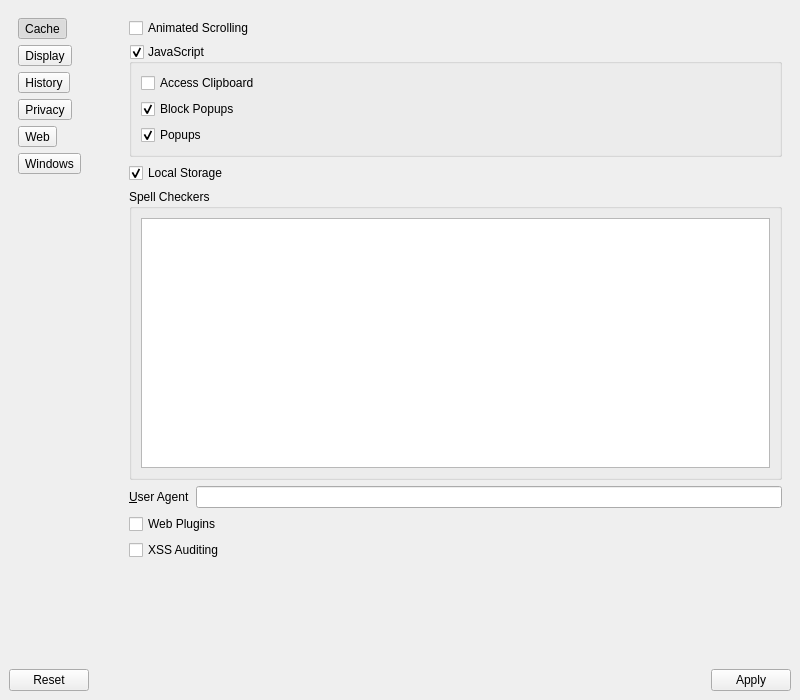
This is 2.x/UI/dooble_settings.ui in textbrowser/dooble as Qt 5 draws it before an edit. The edited form follows.
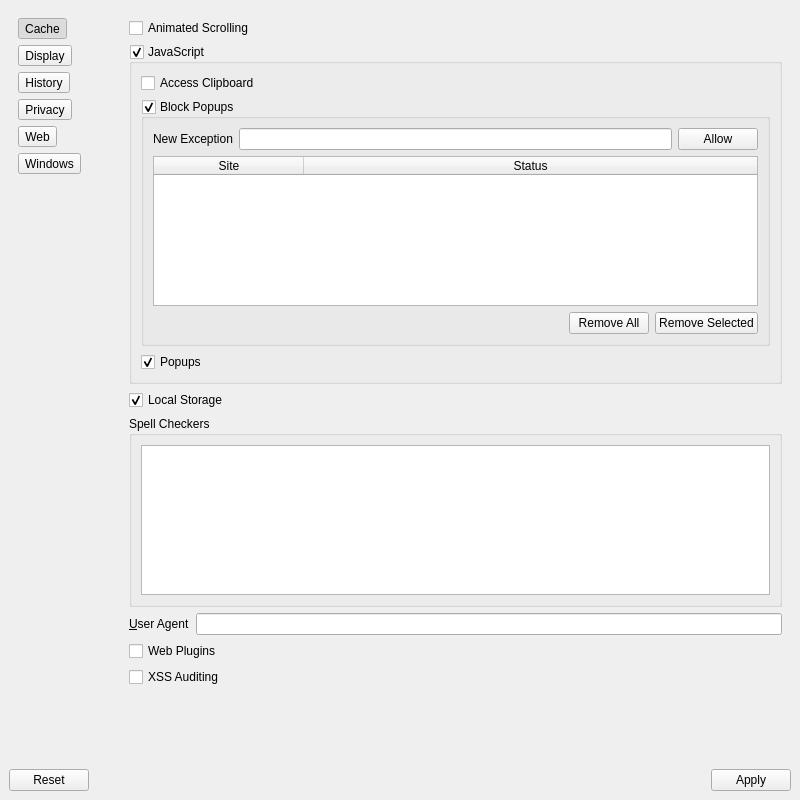
This is the edited form. The open tabs and pages were chosen to show the change. Icons and pictures are not drawn.

Commit message: Prepare sophisticated JavaScript popup exceptions.

```diff
--- a/2.x/UI/dooble_settings.ui
+++ b/2.x/UI/dooble_settings.ui
@@ -7,7 +7,7 @@
     <x>0</x>
     <y>0</y>
     <width>800</width>
-    <height>700</height>
+    <height>800</height>
    </rect>
   </property>
   <property name="windowTitle">
@@ -47,7 +47,7 @@
            <x>0</x>
            <y>0</y>
            <width>105</width>
-           <height>649</height>
+           <height>749</height>
           </rect>
          </property>
          <layout class="QVBoxLayout" name="verticalLayout">
@@ -1112,13 +1112,111 @@
               </widget>
              </item>
              <item>
-              <widget class="QCheckBox" name="javascript_block_popups">
-               <property name="text">
+              <widget class="QGroupBox" name="javascript_block_popups">
+               <property name="title">
                 <string>Block Popups</string>
                </property>
-               <property name="checked">
+               <property name="checkable">
                 <bool>true</bool>
                </property>
+               <layout class="QVBoxLayout" name="verticalLayout_15">
+                <item>
+                 <layout class="QHBoxLayout" name="horizontalLayout_14">
+                  <item>
+                   <widget class="QLabel" name="label_22">
+                    <property name="text">
+                     <string>New Exception</string>
+                    </property>
+                   </widget>
+                  </item>
+                  <item>
+                   <widget class="QLineEdit" name="new_javascript_block_popup_exception"/>
+                  </item>
+                  <item>
+                   <widget class="QPushButton" name="allow_javascript_block_popup_exception">
+                    <property name="text">
+                     <string>Allow</string>
+                    </property>
+                   </widget>
+                  </item>
+                 </layout>
+                </item>
+                <item>
+                 <widget class="QTableWidget" name="javascript_block_popups_exceptions">
+                  <property name="minimumSize">
+                   <size>
+                    <width>0</width>
+                    <height>150</height>
+                   </size>
+                  </property>
+                  <property name="alternatingRowColors">
+                   <bool>true</bool>
+                  </property>
+                  <property name="selectionBehavior">
+                   <enum>QAbstractItemView::SelectRows</enum>
+                  </property>
+                  <property name="horizontalScrollMode">
+                   <enum>QAbstractItemView::ScrollPerPixel</enum>
+                  </property>
+                  <property name="showGrid">
+                   <bool>false</bool>
+                  </property>
+                  <attribute name="horizontalHeaderDefaultSectionSize">
+                   <number>150</number>
+                  </attribute>
+                  <attribute name="horizontalHeaderMinimumSectionSize">
+                   <number>150</number>
+                  </attribute>
+                  <attribute name="horizontalHeaderStretchLastSection">
+                   <bool>true</bool>
+                  </attribute>
+                  <attribute name="verticalHeaderVisible">
+                   <bool>false</bool>
+                  </attribute>
+                  <column>
+                   <property name="text">
+                    <string>Site</string>
+                   </property>
+                  </column>
+                  <column>
+                   <property name="text">
+                    <string>Status</string>
+                   </property>
+                  </column>
+                 </widget>
+                </item>
+                <item>
+                 <layout class="QHBoxLayout" name="horizontalLayout_13">
+                  <item>
+                   <spacer name="horizontalSpacer_14">
+                    <property name="orientation">
+                     <enum>Qt::Horizontal</enum>
+                    </property>
+                    <property name="sizeHint" stdset="0">
+                     <size>
+                      <width>40</width>
+                      <height>20</height>
+                     </size>
+                    </property>
+                   </spacer>
+                  </item>
+                  <item>
+                   <widget class="QPushButton" name="remove_all_javascript_block_popup_exceptions">
+                    <property name="text">
+                     <string>Remove All</string>
+                    </property>
+                   </widget>
+                  </item>
+                  <item>
+                   <widget class="QPushButton" name="remove_selected_javascript_block_popup_exceptions">
+                    <property name="text">
+                     <string>Remove Selected</string>
+                    </property>
+                   </widget>
+                  </item>
+                 </layout>
+                </item>
+               </layout>
               </widget>
              </item>
              <item>
@@ -1158,7 +1256,7 @@
                <property name="minimumSize">
                 <size>
                  <width>0</width>
-                 <height>250</height>
+                 <height>150</height>
                 </size>
                </property>
                <property name="tabKeyNavigation">
```
Left out of the diff: 9 changed lines with no effect on the pictures. The commit also changes 6 other files.
